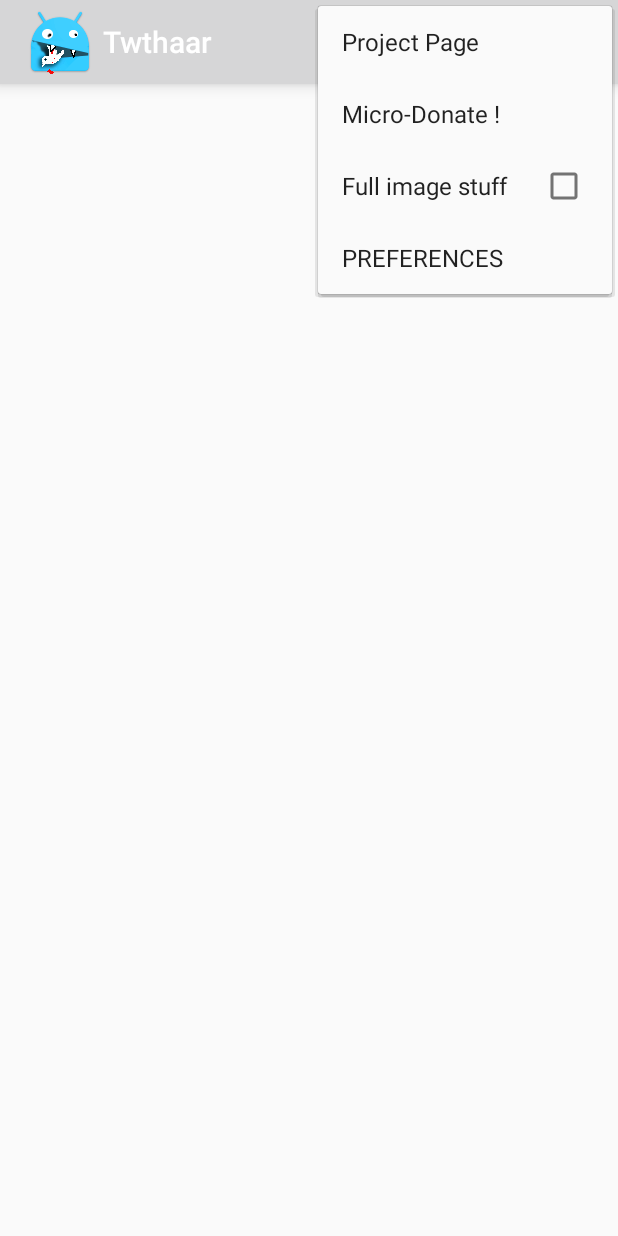
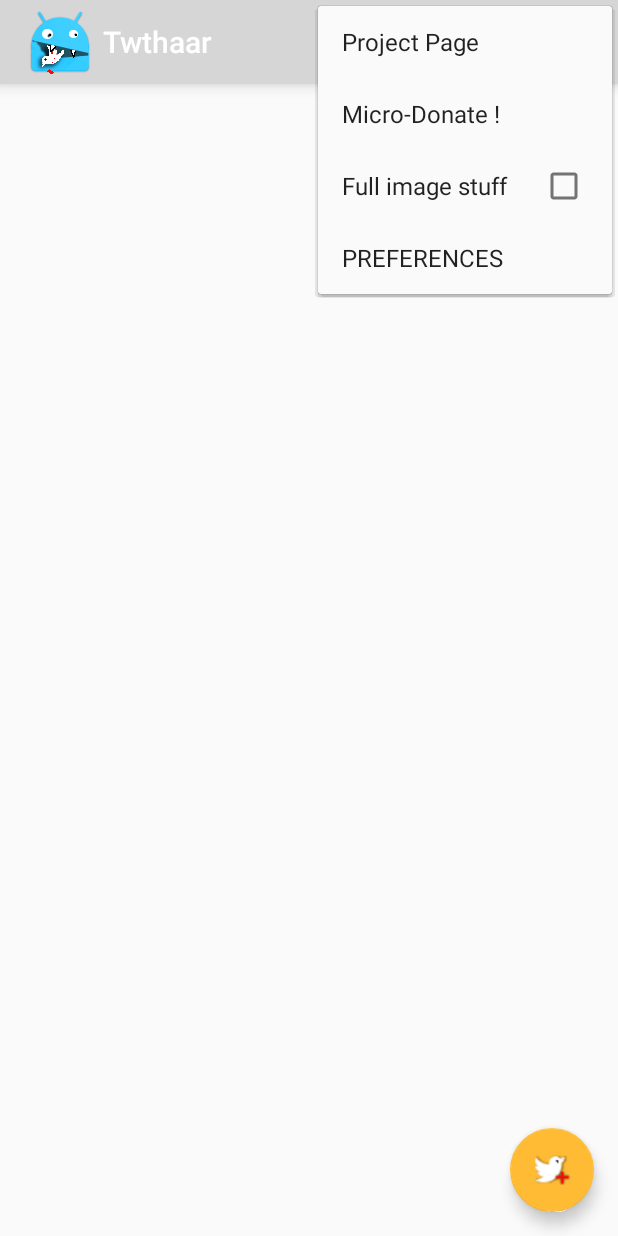
Before and after one commit to no-go/ReoTwe, an Android app: the screen it shows after launch (MainActivity), with the options menu open, on a phone screen of 412 x 824 dp. Run offline under Robolectric (Android 15) with nearby library versions, the phone set to English and light mode, and no system bars; libraries missing offline, so code that uses them is left out: com.twitter.sdk; 13 statements that could not run were skipped.

Commit message:
first steps to implement a sidebar to show your login and to list and manage your favourite tags and users timelines

```diff
--- a/app/build.gradle
+++ b/app/build.gradle
@@ -7,8 +7,8 @@ android {
         applicationId "de.digisocken.twthaar"
         minSdkVersion 16
         targetSdkVersion 22
-        versionCode 175
-        versionName "1.75"
+        versionCode 176
+        versionName "1.76"
     }
     buildTypes {
         release {
@@ -22,6 +22,7 @@ dependencies {
     compile fileTree(dir: 'libs', include: ['*.jar'])
     compile 'com.android.support:appcompat-v7:25.3.1'
     compile 'com.android.support.constraint:constraint-layout:1.0.2'
+    compile 'com.android.support:design:25.3.1'
     compile 'com.twitter.sdk.android:twitter-core:3.1.1'
     compile 'com.twitter.sdk.android:tweet-ui:3.1.1'
     compile 'com.twitter.sdk.android:tweet-composer:3.1.1'
--- a/app/src/main/java/de/digisocken/twthaar/MainActivity.java
+++ b/app/src/main/java/de/digisocken/twthaar/MainActivity.java
@@ -7,12 +7,18 @@ import android.content.Intent;
 import android.content.SharedPreferences;
 import android.net.Uri;
 import android.preference.PreferenceManager;
+import android.support.annotation.NonNull;
+import android.support.design.widget.FloatingActionButton;
+import android.support.design.widget.Snackbar;
+import android.support.v4.view.GravityCompat;
+import android.support.v4.widget.DrawerLayout;
 import android.support.v7.app.ActionBar;
+import android.support.v7.app.ActionBarDrawerToggle;
 import android.support.v7.app.AlertDialog;
 import android.support.v7.app.AppCompatActivity;
 import android.os.Bundle;
 import android.support.v7.app.AppCompatDelegate;
-import android.util.Log;
+import android.support.v7.widget.Toolbar;
 import android.view.Menu;
 import android.view.MenuInflater;
 import android.view.MenuItem;
@@ -25,7 +31,6 @@ import android.widget.Toast;
 
 import com.twitter.sdk.android.core.Callback;
 import com.twitter.sdk.android.core.Result;
-import com.twitter.sdk.android.core.Twitter;
 import com.twitter.sdk.android.core.TwitterCore;
 import com.twitter.sdk.android.core.TwitterException;
 import com.twitter.sdk.android.core.TwitterSession;
@@ -33,21 +38,22 @@ import com.twitter.sdk.android.core.identity.TwitterLoginButton;
 import com.twitter.sdk.android.core.models.Tweet;
 import com.twitter.sdk.android.core.models.User;
 import com.twitter.sdk.android.tweetcomposer.ComposerActivity;
-import com.twitter.sdk.android.tweetui.SearchTimeline;
-import com.twitter.sdk.android.tweetui.TimelineResult;
-import com.twitter.sdk.android.tweetui.UserTimeline;
+import com.twitter.sdk.android.tweetui.TweetView;
+
+import android.support.design.widget.NavigationView;
 
 import java.text.ParseException;
 import java.util.ArrayList;
 import java.util.Collections;
 import java.util.Comparator;
 import java.util.Date;
-import java.util.List;
 import java.util.Stack;
 
 import retrofit2.Call;
 
-public class MainActivity extends AppCompatActivity {
+public class MainActivity extends AppCompatActivity
+        implements NavigationView.OnNavigationItemSelectedListener {
+
     public ListView mListView;
     public ArrayList<Tweet> tweetArrayList;
     public TweetAdapter adapter;
@@ -104,18 +110,6 @@ public class MainActivity extends AppCompatActivity {
                     searchBox.setVisibility(View.GONE);
                 }
                 break;
-            case R.id.action_makeTweet:
-                if (username.equals("")) {
-                    loginButton.callOnClick();
-                } else {
-                    String[] qeris = editText.getText().toString().split(",");
-                    final Intent intent = new ComposerActivity.Builder(MainActivity.this)
-                            .session(session)
-                            .text(qeris[0])
-                            .createIntent();
-                    startActivity(intent);
-                }
-                break;
             case R.id.action_allImages:
                 if (item.isChecked()) {
                     adapter.imageful = false;
@@ -151,7 +145,7 @@ public class MainActivity extends AppCompatActivity {
     @Override
     protected void onCreate(Bundle savedInstanceState) {
         super.onCreate(savedInstanceState);
-        setContentView(R.layout.activity_main);
+        setContentView(R.layout.together);
         umm = (UiModeManager) getSystemService(Context.UI_MODE_SERVICE);
 
         try {
@@ -238,6 +232,26 @@ public class MainActivity extends AppCompatActivity {
             username = session.getUserName();
         }
 
+        FloatingActionButton fab = (FloatingActionButton) findViewById(R.id.fab);
+        fab.setOnClickListener(new View.OnClickListener() {
+            @Override
+            public void onClick(View view) {
+                if (username.equals("")) {
+                    loginButton.callOnClick();
+                } else {
+                    String[] qeris = editText.getText().toString().split(",");
+                    final Intent intent = new ComposerActivity.Builder(MainActivity.this)
+                            .session(session)
+                            .text(qeris[0])
+                            .createIntent();
+                    startActivity(intent);
+                }
+            }
+        });
+
+        NavigationView navigationView = (NavigationView) findViewById(R.id.nav_view);
+        navigationView.setNavigationItemSelectedListener(this);
+
         button.callOnClick();
     }
 
@@ -271,6 +285,30 @@ public class MainActivity extends AppCompatActivity {
                 false
         );
         call.enqueue(new FriendCallback(query));
+    }
+
+    @Override
+    public boolean onNavigationItemSelected(@NonNull MenuItem item) {
+        int id = item.getItemId();
+
+        /*
+        if (id == R.id.nav_camera) {
+            // Handle the camera action
+        } else if (id == R.id.action_allImages) {
+
+        }
+        */
+
+        DrawerLayout drawer = (DrawerLayout) findViewById(R.id.drawer_layout);
+        drawer.closeDrawer(GravityCompat.START);
+
+        Snackbar.make(
+                drawer,
+                "Replace with your own action",
+                Snackbar.LENGTH_LONG
+        ).setAction("Action", null).show();
+
+        return true;
     }
 
 
--- a/app/src/main/res/layout/activity_main.xml
+++ b/app/src/main/res/layout/activity_main.xml
@@ -1,12 +1,18 @@
 <?xml version="1.0" encoding="utf-8"?>
-<LinearLayout xmlns:android="http://schemas.android.com/apk/res/android"
+<android.support.constraint.ConstraintLayout xmlns:android="http://schemas.android.com/apk/res/android"
     xmlns:app="http://schemas.android.com/apk/res-auto"
     xmlns:tools="http://schemas.android.com/tools"
     android:layout_width="match_parent"
     android:layout_height="match_parent"
+    app:layout_behavior="@string/appbar_scrolling_view_behavior"
+    tools:context="de.digisocken.twthaar.MainActivity"
+    tools:showIn="@layout/app_bar_main">
+
+    <LinearLayout
+        android:layout_width="match_parent"
+        android:layout_height="match_parent"
         android:orientation="vertical"
-    android:padding="0dp"
-    tools:context="de.digisocken.twthaar.MainActivity">
+        android:padding="0dp">
 
         <RelativeLayout
             android:id="@+id/searchBox"
@@ -78,3 +84,5 @@
         </ListView>
 
     </LinearLayout>
+
+</android.support.constraint.ConstraintLayout>
--- /dev/null
+++ b/app/src/main/res/layout/app_bar_main.xml
@@ -0,0 +1,19 @@
+<?xml version="1.0" encoding="utf-8"?>
+<android.support.design.widget.CoordinatorLayout xmlns:android="http://schemas.android.com/apk/res/android"
+    xmlns:app="http://schemas.android.com/apk/res-auto"
+    xmlns:tools="http://schemas.android.com/tools"
+    android:layout_width="match_parent"
+    android:layout_height="match_parent"
+    tools:context="de.digisocken.twthaar.MainActivity">
+
+    <include layout="@layout/activity_main" />
+
+    <android.support.design.widget.FloatingActionButton
+        android:id="@+id/fab"
+        android:layout_width="wrap_content"
+        android:layout_height="wrap_content"
+        android:layout_gravity="bottom|end"
+        android:layout_margin="@dimen/fab_margin"
+        app:srcCompat="@drawable/new_tweet" />
+
+</android.support.design.widget.CoordinatorLayout>
--- /dev/null
+++ b/app/src/main/res/layout/together.xml
@@ -0,0 +1,25 @@
+<?xml version="1.0" encoding="utf-8"?>
+<android.support.v4.widget.DrawerLayout xmlns:android="http://schemas.android.com/apk/res/android"
+    xmlns:app="http://schemas.android.com/apk/res-auto"
+    xmlns:tools="http://schemas.android.com/tools"
+    android:id="@+id/drawer_layout"
+    android:layout_width="match_parent"
+    android:layout_height="match_parent"
+    android:fitsSystemWindows="true"
+    tools:openDrawer="start">
+
+    <include
+        layout="@layout/app_bar_main"
+        android:layout_width="match_parent"
+        android:layout_height="match_parent" />
+
+    <android.support.design.widget.NavigationView
+        android:id="@+id/nav_view"
+        android:layout_width="wrap_content"
+        android:layout_height="match_parent"
+        android:layout_gravity="start"
+        android:fitsSystemWindows="true"
+        app:headerLayout="@layout/nav_header_main"
+        app:menu="@menu/mainmenu" />
+
+</android.support.v4.widget.DrawerLayout>
--- a/app/src/main/res/menu/mainmenu.xml
+++ b/app/src/main/res/menu/mainmenu.xml
@@ -2,12 +2,6 @@
 <menu
     xmlns:app="http://schemas.android.com/apk/res-auto"
     xmlns:android="http://schemas.android.com/apk/res/android">
-
-    <item
-        android:id="@+id/action_makeTweet"
-        android:icon="@drawable/new_tweet"
-        android:title="@string/makeTweet"
-        app:showAsAction="ifRoom"></item>
 
     <item
         android:id="@+id/action_toggleSearch"
```
Also changed, not shown: app/src/main/res/layout/nav_header_main.xml (added, +35 -0 lines), app/src/main/res/values/dimens.xml (added, +8 -0 lines), app/src/main/res/values/styles.xml (+8 -0 lines), 1 other file. Lines whose indentation alone changed are shown as unchanged.
